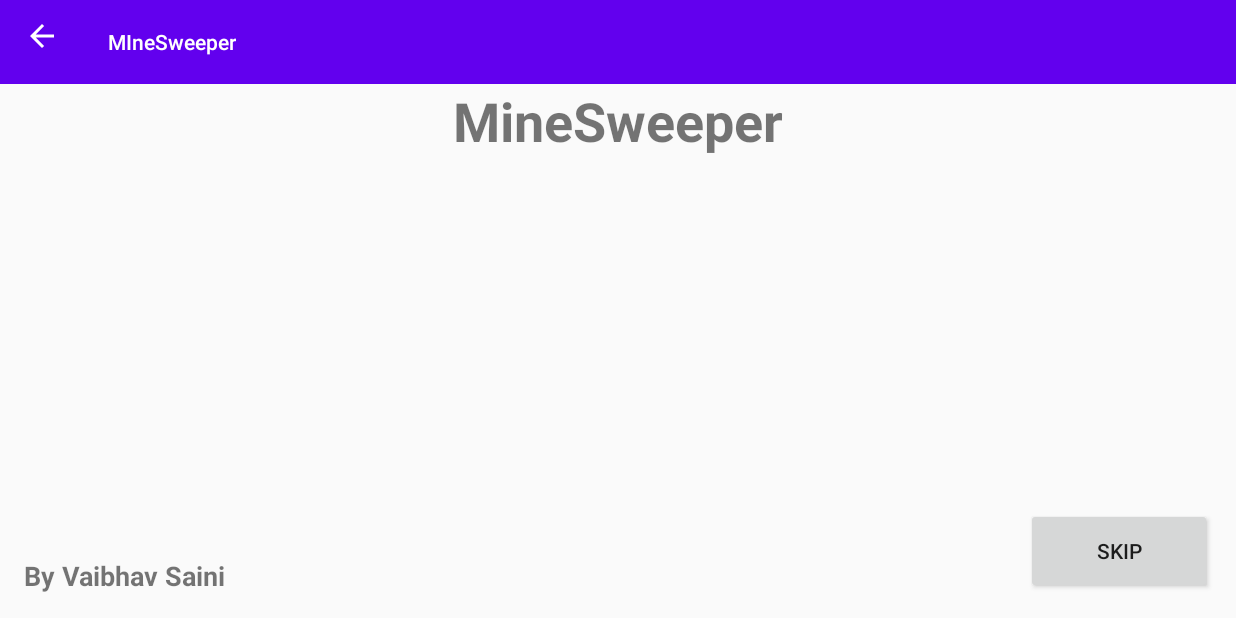
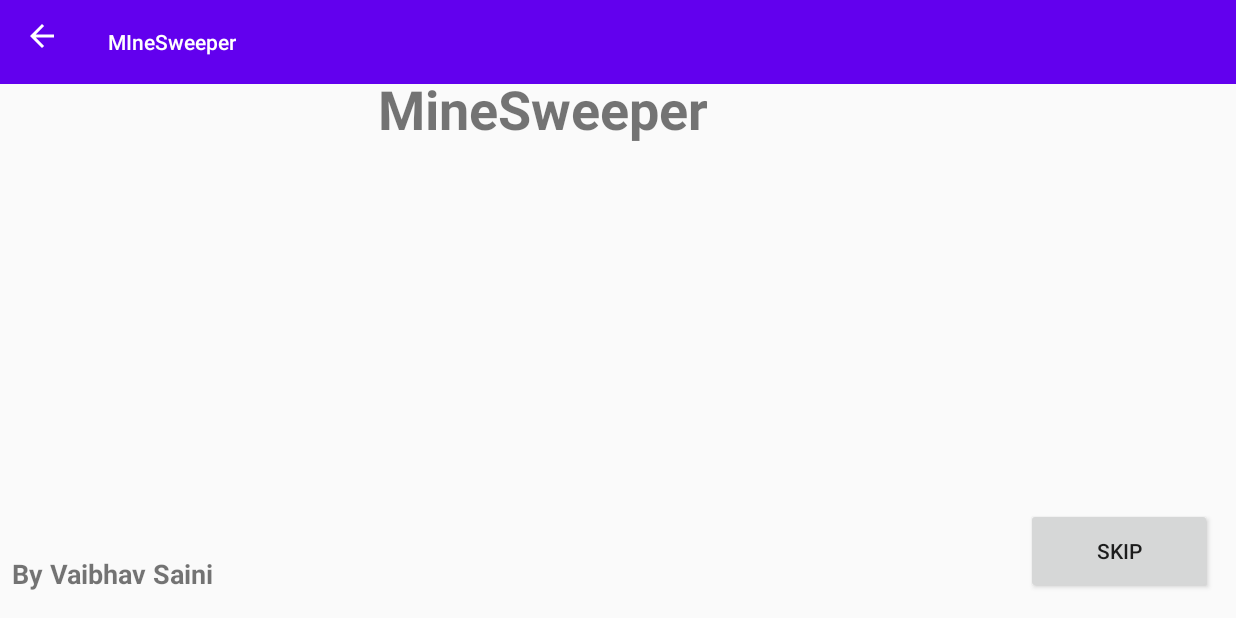
Before and after one commit to Debugx-x/Impostors, an Android app: the screen it shows after launch (MainActivity), on a phone screen of 824 x 412 dp (held sideways). Run offline under Robolectric (Android 15) with nearby library versions, the phone set to English and light mode, and no system bars.

Commit message:
[vaibhav] designed welcome screen

```diff
--- a/app/src/main/res/layout/activity_main.xml
+++ b/app/src/main/res/layout/activity_main.xml
@@ -1,10 +1,9 @@
 <?xml version="1.0" encoding="utf-8"?>
-<androidx.constraintlayout.widget.ConstraintLayout xmlns:android="http://schemas.android.com/apk/res/android"
+<RelativeLayout xmlns:android="http://schemas.android.com/apk/res/android"
     xmlns:app="http://schemas.android.com/apk/res-auto"
     xmlns:tools="http://schemas.android.com/tools"
     android:layout_width="match_parent"
     android:layout_height="match_parent"
-    android:orientation="horizontal"
     tools:context=".UI.MainActivity">
 
     <androidx.appcompat.widget.Toolbar
@@ -14,43 +13,42 @@
         android:background="?attr/colorPrimary"
         android:minHeight="?attr/actionBarSize"
         android:theme="?attr/actionBarTheme"
-        app:layout_constraintEnd_toEndOf="parent"
-        app:layout_constraintStart_toStartOf="parent"
-        app:layout_constraintTop_toTopOf="parent"
         app:navigationIcon="@drawable/ic_baseline_arrow_back_24" />
 
     <Button
         android:id="@+id/btn_skip"
         android:layout_width="124dp"
         android:layout_height="57dp"
+        android:layout_alignParentEnd="true"
+        android:layout_alignParentBottom="true"
         android:layout_marginEnd="16dp"
         android:layout_marginBottom="16dp"
-        android:text="@string/skipbutton"
-        app:layout_constraintBottom_toBottomOf="parent"
-        app:layout_constraintEnd_toEndOf="parent" />
+        android:text="@string/skipbutton" />
 
     <TextView
         android:id="@+id/textView"
-        android:layout_width="wrap_content"
-        android:layout_height="wrap_content"
-        android:layout_marginStart="16dp"
-        android:layout_marginBottom="16dp"
+        android:layout_width="151dp"
+        android:layout_height="34dp"
+        android:layout_alignParentStart="true"
+        android:layout_alignParentBottom="true"
+        android:layout_marginStart="8dp"
+        android:layout_marginBottom="8dp"
         android:text="@string/byline"
         android:textSize="18sp"
-        android:textStyle="bold"
-        app:layout_constraintBottom_toBottomOf="parent"
-        app:layout_constraintStart_toStartOf="parent" />
+        android:textStyle="bold" />
 
     <TextView
         android:id="@+id/textView2"
         android:layout_width="wrap_content"
         android:layout_height="wrap_content"
+        android:layout_alignParentStart="true"
+        android:layout_alignParentTop="true"
+        android:layout_centerHorizontal="true"
+        android:layout_marginStart="252dp"
+        android:layout_marginTop="48dp"
         android:text="@string/Title"
         android:textAlignment="center"
         android:textSize="36sp"
         android:textStyle="bold"
-        android:typeface="sans"
-        app:layout_constraintEnd_toEndOf="parent"
-        app:layout_constraintStart_toStartOf="parent"
-        app:layout_constraintTop_toBottomOf="@+id/toolbar" />
-</androidx.constraintlayout.widget.ConstraintLayout>
+        android:typeface="sans" />
+</RelativeLayout>
```
